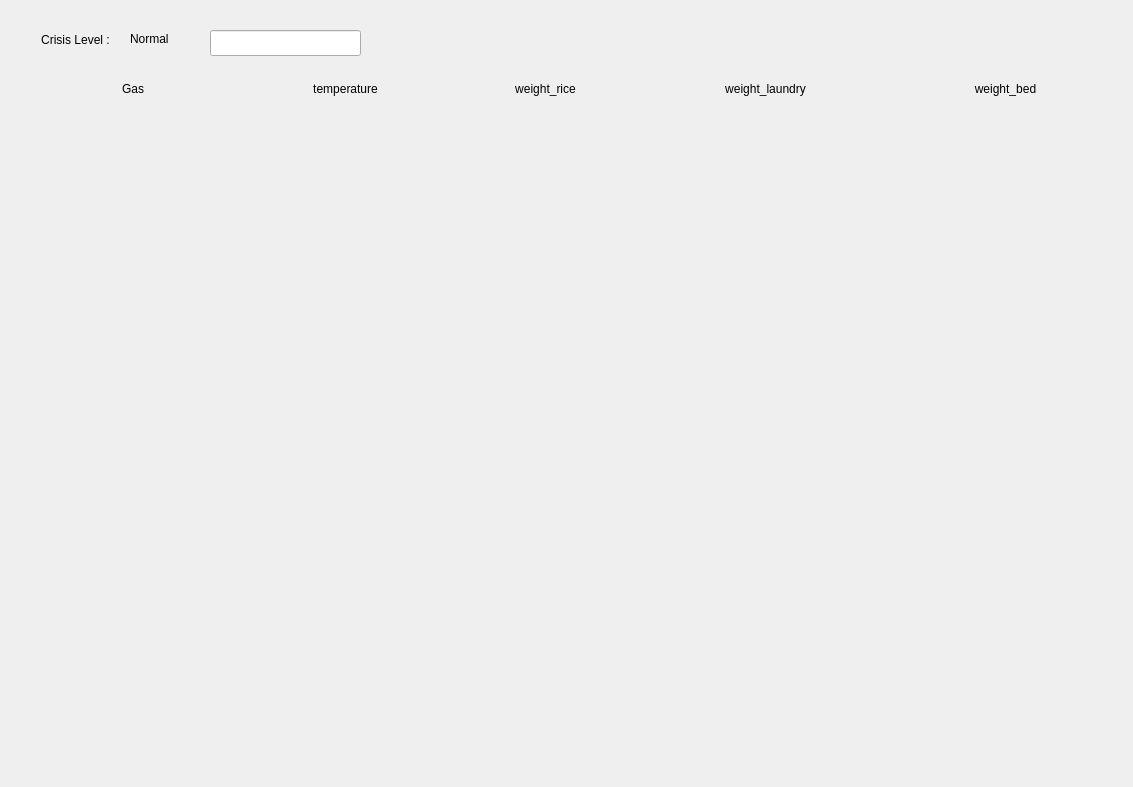
This is apps/pyqt-admin-service/graph/graph.ui in addinedu-ros-10th/iot-repo-4 as Qt 5 draws it before an edit. The edited form follows.
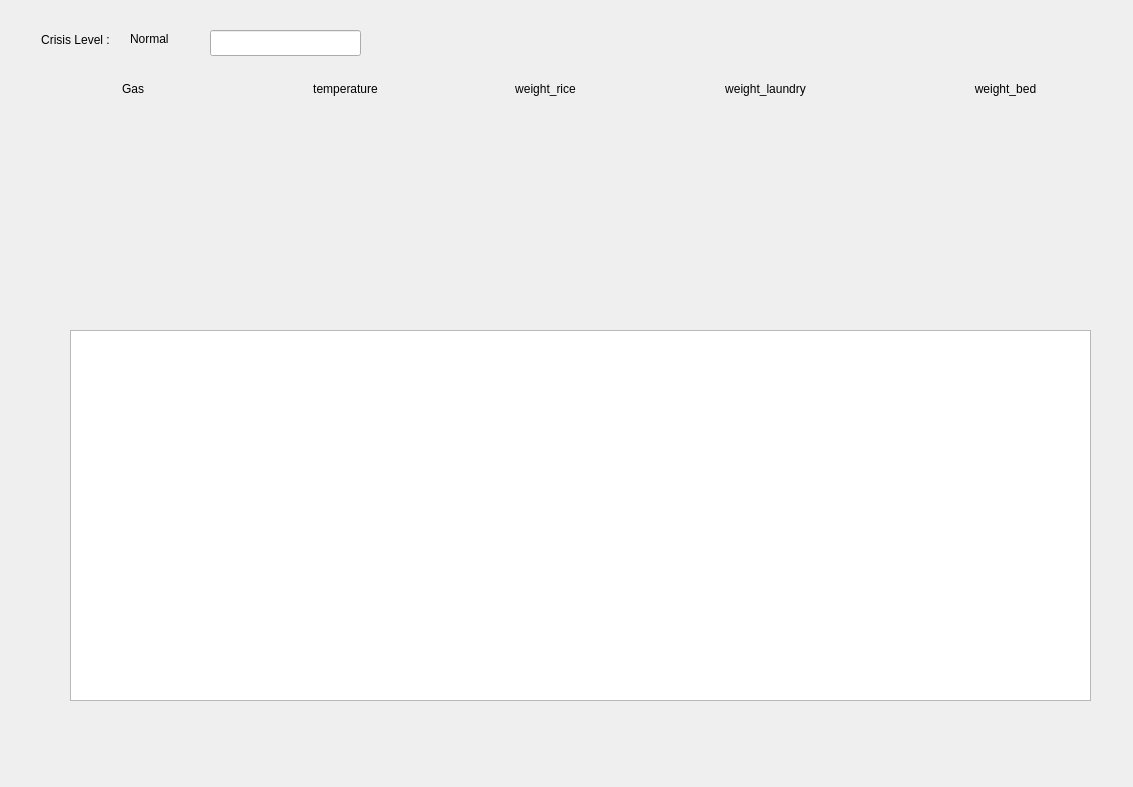
This is the edited form.

Commit message: feat: ADD table, basic_version

Patch:
```diff
--- a/apps/pyqt-admin-service/graph/graph.ui
+++ b/apps/pyqt-admin-service/graph/graph.ui
@@ -226,6 +226,16 @@
     <string>Normal</string>
    </property>
   </widget>
+  <widget class="QTableWidget" name="table_log">
+   <property name="geometry">
+    <rect>
+     <x>70</x>
+     <y>330</y>
+     <width>1021</width>
+     <height>371</height>
+    </rect>
+   </property>
+  </widget>
  </widget>
  <resources/>
  <connections/>
```
The commit also changes 1 other file.
